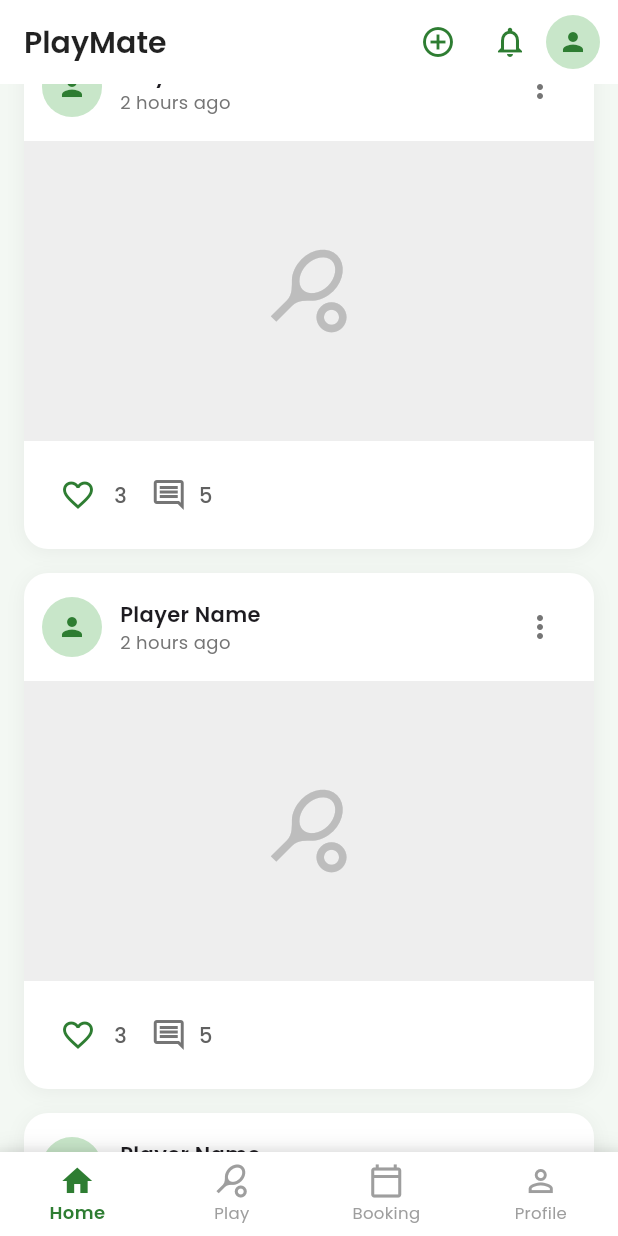
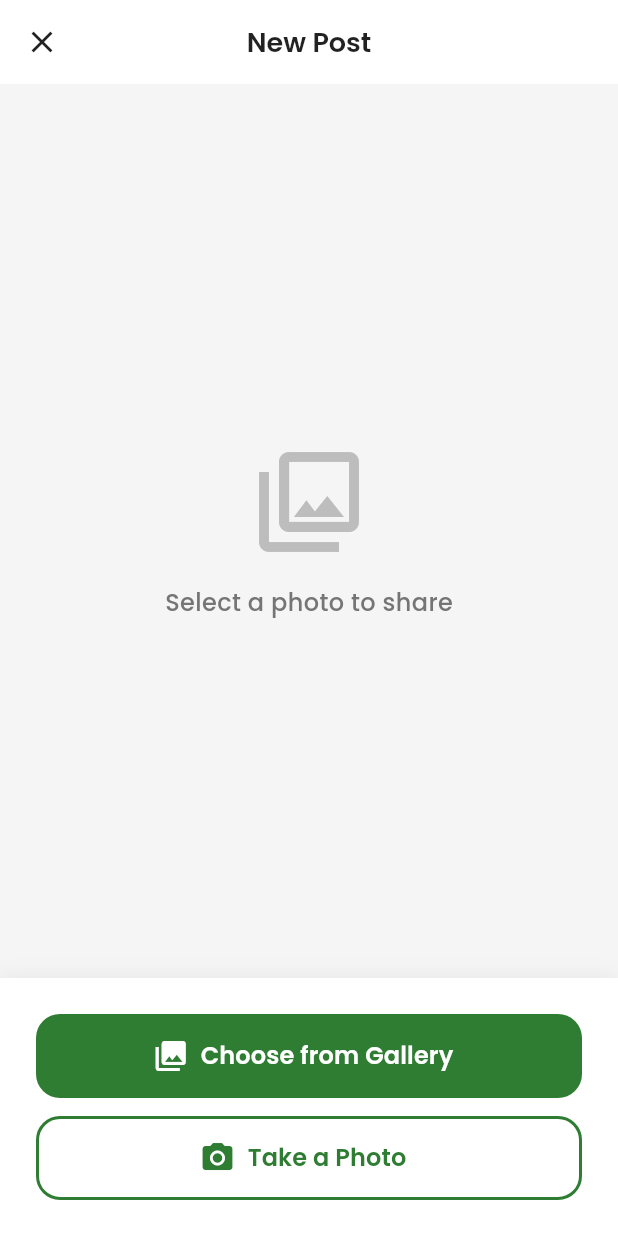
Before and after one commit to Mitan11/PlayMate-Frontend, a Flutter app: the HomeScreen screen opened directly, scrolled down 576 dp, after a tap on the "add circle outline" icon, on a phone screen of 412 x 824 dp. Run offline on Flutter 3.47's test engine with Material 3 defaults, Android fonts, the phone set to English and light mode, and no system bars; our stand-ins replace flutter_dotenv, google_fonts, image_picker, shared_preferences; missing offline and left inert: crop_your_image; accounts and stored records are empty.

Commit message:
Created Post-page

```diff
--- /dev/null
+++ b/playmate/lib/create_post_screen.dart
@@ -0,0 +1,268 @@
+import 'package:flutter/material.dart';
+import 'package:google_fonts/google_fonts.dart';
+import 'package:image_picker/image_picker.dart';
+import 'dart:io';
+import 'package:playmate/add_caption_screen.dart';
+
+class CreatePostScreen extends StatefulWidget {
+  const CreatePostScreen({super.key});
+
+  @override
+  State<CreatePostScreen> createState() => _CreatePostScreenState();
+}
+
+class _CreatePostScreenState extends State<CreatePostScreen> {
+  final Color themeColor = const Color(0xFF2E7D32);
+  final ImagePicker _picker = ImagePicker();
+  File? _selectedImage;
+  bool _isLoading = false;
+
+  Future<void> _pickImageFromGallery() async {
+    try {
+      setState(() => _isLoading = true);
+      final XFile? image = await _picker.pickImage(
+        source: ImageSource.gallery,
+        maxWidth: 1920,
+        maxHeight: 1920,
+        imageQuality: 85,
+      );
+
+      if (image != null) {
+        setState(() {
+          _selectedImage = File(image.path);
+          _isLoading = false;
+        });
+      } else {
+        setState(() => _isLoading = false);
+      }
+    } catch (e) {
+      setState(() => _isLoading = false);
+      if (mounted) {
+        ScaffoldMessenger.of(context).showSnackBar(
+          SnackBar(
+            content: Text('Error picking image: $e'),
+            backgroundColor: Colors.red,
+          ),
+        );
+      }
+    }
+  }
+
+  Future<void> _pickImageFromCamera() async {
+    try {
+      setState(() => _isLoading = true);
+      final XFile? image = await _picker.pickImage(
+        source: ImageSource.camera,
+        maxWidth: 1920,
+        maxHeight: 1920,
+        imageQuality: 85,
+      );
+
+      if (image != null) {
+        setState(() {
+          _selectedImage = File(image.path);
+          _isLoading = false;
+        });
+      } else {
+        setState(() => _isLoading = false);
+      }
+    } catch (e) {
+      setState(() => _isLoading = false);
+      if (mounted) {
+        ScaffoldMessenger.of(context).showSnackBar(
+          SnackBar(
+            content: Text('Error taking photo: $e'),
+            backgroundColor: Colors.red,
+          ),
+        );
+      }
+    }
+  }
+
+  void _proceedToCaption() async {
+    if (_selectedImage != null) {
+      final result = await Navigator.push(
+        context,
+        MaterialPageRoute(
+          builder: (context) => AddCaptionScreen(imageFile: _selectedImage!),
+        ),
+      );
+
+      // If post was created, pop this screen too and pass result back
+      if (result == true && mounted) {
+        Navigator.pop(context, true);
+      }
+    }
+  }
+
+  @override
+  Widget build(BuildContext context) {
+    return Scaffold(
+      backgroundColor: Colors.white,
+      appBar: AppBar(
+        backgroundColor: Colors.white,
+        elevation: 0,
+        leading: IconButton(
+          icon: const Icon(Icons.close, color: Colors.black87),
+          onPressed: () => Navigator.pop(context),
+        ),
+        title: Text(
+          'New Post',
+          style: GoogleFonts.poppins(
+            color: Colors.black87,
+            fontWeight: FontWeight.w600,
+            fontSize: 18,
+          ),
+        ),
+        centerTitle: true,
+        actions: [
+          if (_selectedImage != null)
+            TextButton(
+              onPressed: _proceedToCaption,
+              child: Text(
+                'Next',
+                style: GoogleFonts.poppins(
+                  color: themeColor,
+                  fontWeight: FontWeight.w600,
+                  fontSize: 16,
+                ),
+              ),
+            ),
+        ],
+      ),
+      body: _isLoading
+          ? Center(child: CircularProgressIndicator(color: themeColor))
+          : Column(
+              children: [
+                // Image Preview Area
+                Expanded(
+                  flex: 3,
+                  child: Container(
+                    width: double.infinity,
+                    color: Colors.grey[100],
+                    child: _selectedImage != null
+                        ? Stack(
+                            children: [
+                              Center(
+                                child: Image.file(
+                                  _selectedImage!,
+                                  fit: BoxFit.contain,
+                                ),
+                              ),
+                              Positioned(
+                                top: 16,
+                                right: 16,
+                                child: Container(
+                                  decoration: BoxDecoration(
+                                    color: Colors.black54,
+                                    borderRadius: BorderRadius.circular(20),
+                                  ),
+                                  child: IconButton(
+                                    icon: const Icon(
+                                      Icons.close,
+                                      color: Colors.white,
+                                    ),
+                                    onPressed: () {
+                                      setState(() => _selectedImage = null);
+                                    },
+                                  ),
+                                ),
+                              ),
+                            ],
+                          )
+                        : Center(
+                            child: Column(
+                              mainAxisAlignment: MainAxisAlignment.center,
+                              children: [
+                                Icon(
+                                  Icons.photo_library_outlined,
+                                  size: 80,
+                                  color: Colors.grey[400],
+                                ),
+                                const SizedBox(height: 16),
+                                Text(
+                                  'Select a photo to share',
+                                  style: GoogleFonts.poppins(
+                                    fontSize: 16,
+                                    color: Colors.grey[600],
+                                    fontWeight: FontWeight.w500,
+                                  ),
+                                ),
+                              ],
+                            ),
+                          ),
+                  ),
+                ),
+
+                // Action Buttons
+                Container(
+                  padding: const EdgeInsets.all(24),
+                  decoration: BoxDecoration(
+                    color: Colors.white,
+                    boxShadow: [
+                      BoxShadow(
+                        color: Colors.black.withOpacity(0.05),
+                        blurRadius: 10,
+                        offset: const Offset(0, -2),
+                      ),
+                    ],
+                  ),
+                  child: Column(
+                    children: [
+                      // Gallery Button
+                      SizedBox(
+                        width: double.infinity,
+                        height: 56,
+                        child: ElevatedButton.icon(
+                          onPressed: _pickImageFromGallery,
+                          icon: const Icon(Icons.photo_library, size: 24),
+                          label: Text(
+                            'Choose from Gallery',
+                            style: GoogleFonts.poppins(
+                              fontSize: 16,
+                              fontWeight: FontWeight.w600,
+                            ),
+                          ),
+                          style: ElevatedButton.styleFrom(
+                            backgroundColor: themeColor,
+                            foregroundColor: Colors.white,
+                            elevation: 0,
+                            shape: RoundedRectangleBorder(
+                              borderRadius: BorderRadius.circular(16),
+                            ),
+                          ),
+                        ),
+                      ),
+                      const SizedBox(height: 12),
+
+                      // Camera Button
+                      SizedBox(
+                        width: double.infinity,
+                        height: 56,
+                        child: OutlinedButton.icon(
+                          onPressed: _pickImageFromCamera,
+                          icon: const Icon(Icons.camera_alt, size: 24),
+                          label: Text(
+                            'Take a Photo',
+                            style: GoogleFonts.poppins(
+                              fontSize: 16,
+                              fontWeight: FontWeight.w600,
+                            ),
+                          ),
+                          style: OutlinedButton.styleFrom(
+                            foregroundColor: themeColor,
+                            side: BorderSide(color: themeColor, width: 2),
+                            shape: RoundedRectangleBorder(
+                              borderRadius: BorderRadius.circular(16),
+                            ),
+                          ),
+                        ),
+                      ),
+                    ],
+                  ),
+                ),
+              ],
+            ),
+    );
+  }
+}
--- a/playmate/lib/home_screen.dart
+++ b/playmate/lib/home_screen.dart
@@ -3,6 +3,7 @@ import 'package:google_fonts/google_fonts.dart';
 import 'package:shared_preferences/shared_preferences.dart';
 import 'package:playmate/login_screen.dart';
 import 'package:playmate/profile_screen.dart';
+import 'package:playmate/create_post_screen.dart';
 
 class HomeScreen extends StatefulWidget {
   const HomeScreen({super.key});
@@ -28,7 +29,8 @@ class _HomeScreenState extends State<HomeScreen> {
   Future<void> _loadUserData() async {
     final prefs = await SharedPreferences.getInstance();
     setState(() {
-      _userName = '${prefs.getString('first_name') ?? 'User'} ${prefs.getString('last_name') ?? ''}';
+      _userName =
+          '${prefs.getString('first_name') ?? 'User'} ${prefs.getString('last_name') ?? ''}';
       _userEmail = prefs.getString('user_email') ?? '';
       _profileImage = prefs.getString('profile_image') ?? '';
     });
@@ -72,7 +74,14 @@ class _HomeScreenState extends State<HomeScreen> {
         actions: [
           IconButton(
             icon: Icon(Icons.add_circle_outline, color: themeColor),
-            onPressed: () {},
+            onPressed: () {
+              Navigator.push(
+                context,
+                MaterialPageRoute(
+                  builder: (context) => const CreatePostScreen(),
+                ),
+              );
+            },
           ),
           IconButton(
             icon: Icon(Icons.notifications_outlined, color: themeColor),
```
Also changed, not shown: playmate/lib/add_caption_screen.dart (added, +201 -0 lines).
